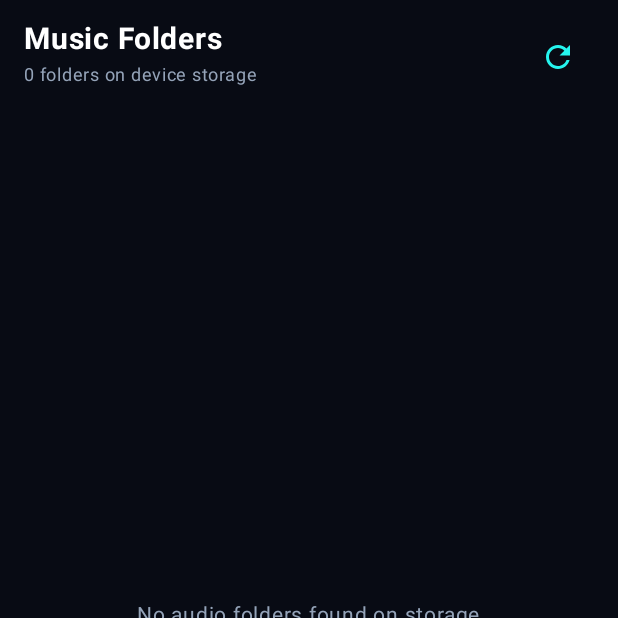
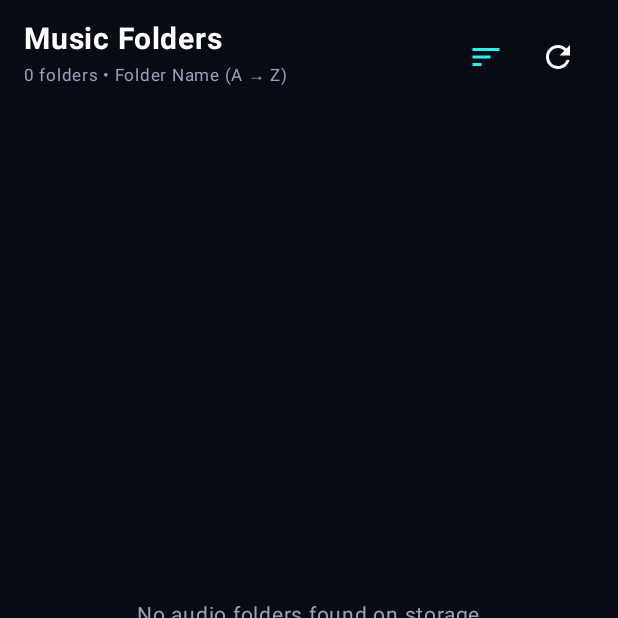
Before and after one commit to numanmohsin3-source/pulse-music-player, an Android app built with Jetpack Compose: the screen it shows after launch (MainActivity), item 2 of the bottom bar chosen, on a phone screen of 412 x 824 dp, the top half of it. Run offline under Robolectric (Android 15) with nearby library versions, the phone set to English and light mode, and no system bars; 5 statements that could not run were skipped.

Commit message:
v1.3.1: Fix NowPlaying layout cut off, tap-to-play song with 3-dot options, folder sorting, and instant auto-refresh on open

```diff
--- a/app/build.gradle.kts
+++ b/app/build.gradle.kts
@@ -12,8 +12,8 @@ android {
         applicationId = "com.pulsemusic.player"
         minSdk = 26
         targetSdk = 35
-        versionCode = 4
-        versionName = "1.3.0"
+        versionCode = 5
+        versionName = "1.3.1"
 
         testInstrumentationRunner = "androidx.test.runner.AndroidJUnitRunner"
     }
--- a/app/src/main/java/com/pulsemusic/player/MainActivity.kt
+++ b/app/src/main/java/com/pulsemusic/player/MainActivity.kt
@@ -159,7 +159,8 @@ class MainActivity : ComponentActivity() {
             DisposableEffect(lifecycleOwner, hasAudioPerm) {
                 val observer = LifecycleEventObserver { _, event ->
                     if (event == Lifecycle.Event.ON_RESUME && hasAudioPerm) {
-                        viewModel.rescanStorage(onlyRecent = true)
+                        viewModel.scanLibrary()
+                        viewModel.rescanStorage(onlyRecent = false)
                     }
                 }
                 lifecycleOwner.lifecycle.addObserver(observer)
--- a/app/src/main/java/com/pulsemusic/player/ui/screens/FoldersScreen.kt
+++ b/app/src/main/java/com/pulsemusic/player/ui/screens/FoldersScreen.kt
@@ -21,8 +21,11 @@ import androidx.compose.foundation.lazy.itemsIndexed
 import androidx.compose.foundation.lazy.rememberLazyListState
 import androidx.compose.material.icons.filled.Sort
 import com.pulsemusic.player.ui.components.AlphabetIndexerBar
+import com.pulsemusic.player.ui.components.FolderSortOrder
+import com.pulsemusic.player.ui.components.FolderSortSelectionDialog
 import com.pulsemusic.player.ui.components.SortSelectionDialog
 import com.pulsemusic.player.ui.components.TrackSortOrder
+import com.pulsemusic.player.ui.components.sortedByFolderOrder
 import com.pulsemusic.player.ui.components.sortedByOrder
 import androidx.compose.foundation.shape.RoundedCornerShape
 import androidx.compose.material.icons.Icons
@@ -82,10 +85,6 @@ fun FoldersScreen(
     onClearClipboard: () -> Unit,
     onRescanStorage: () -> Unit
 ) {
-    // Inside Folders, default tap opens the full Song Options sheet (Play / Edit / Rename / Copy / Cut / Move / Delete)
-    // and user can toggle to instant Play anytime.
-    var tapOpensMenu by remember { mutableStateOf(true) }
-
     Column(
         modifier = Modifier
             .fillMaxSize()
@@ -100,6 +99,13 @@ fun FoldersScreen(
         }
 
         if (selectedFolder == null) {
+            var folderSortOrder by remember { mutableStateOf(FolderSortOrder.NAME_AZ) }
+            var showFolderSortDialog by remember { mutableStateOf(false) }
+
+            val sortedFolders = remember(folders, folderSortOrder) {
+                folders.sortedByFolderOrder(folderSortOrder)
+            }
+
             Row(
                 modifier = Modifier
                     .fillMaxWidth()
@@ -107,7 +113,7 @@ fun FoldersScreen(
                 horizontalArrangement = Arrangement.SpaceBetween,
                 verticalAlignment = Alignment.CenterVertically
             ) {
-                Column {
+                Column(modifier = Modifier.weight(1f)) {
                     Text(
                         text = "Music Folders",
                         color = Color.White,
@@ -115,18 +121,27 @@ fun FoldersScreen(
                         fontWeight = FontWeight.Bold
                     )
                     Text(
-                        text = "${folders.size} folders on device storage",
+                        text = "${sortedFolders.size} folders • ${folderSortOrder.label}",
                         color = Color(0xFF94A3B8),
-                        fontSize = 12.sp
+                        fontSize = 11.5.sp
                     )
                 }
 
-                IconButton(onClick = onRescanStorage) {
-                    Icon(
-                        imageVector = Icons.Default.Refresh,
-                        contentDescription = "Rescan Storage",
-                        tint = PulseCyan
-                    )
+                Row(verticalAlignment = Alignment.CenterVertically) {
+                    IconButton(onClick = { showFolderSortDialog = true }) {
+                        Icon(
+                            imageVector = Icons.Default.Sort,
+                            contentDescription = "Sort Folders",
+                            tint = PulseCyan
+                        )
+                    }
+                    IconButton(onClick = onRescanStorage) {
+                        Icon(
+                            imageVector = Icons.Default.Refresh,
+                            contentDescription = "Rescan Storage",
+                            tint = Color.White
+                        )
+                    }
                 }
             }
 
@@ -139,7 +154,7 @@ fun FoldersScreen(
                 )
             }
 
-            if (folders.isEmpty() && !isScanning) {
+            if (sortedFolders.isEmpty() && !isScanning) {
                 Box(
                     modifier = Modifier.fillMaxSize(),
                     contentAlignment = Alignment.Center
@@ -156,13 +171,21 @@ fun FoldersScreen(
                     contentPadding = PaddingValues(start = 14.dp, end = 14.dp, bottom = 92.dp),
                     verticalArrangement = Arrangement.spacedBy(8.dp)
                 ) {
-                    items(folders, key = { it.folderPath }) { folder ->
+                    items(sortedFolders, key = { it.folderPath }) { folder ->
                         FolderRowCard(
                             folder = folder,
                             onClick = { onSelectFolder(folder) }
                         )
                     }
                 }
+            }
+
+            if (showFolderSortDialog) {
+                FolderSortSelectionDialog(
+                    currentOrder = folderSortOrder,
+                    onSelectOrder = { folderSortOrder = it },
+                    onDismiss = { showFolderSortDialog = false }
+                )
             }
         } else {
             // Inside a selected folder
@@ -213,17 +236,6 @@ fun FoldersScreen(
                         tint = PulseCyan
                     )
                 }
-
-                FilterChip(
-                    selected = tapOpensMenu,
-                    onClick = { tapOpensMenu = !tapOpensMenu },
-                    label = {
-                        Text(
-                            text = if (tapOpensMenu) "Menu" else "Play",
-                            fontSize = 11.sp
-                        )
-                    }
-                )
             }
 
             if (clipboard != null) {
@@ -280,13 +292,7 @@ fun FoldersScreen(
                             loadAlbumArt = loadAlbumArt,
                             onToggleFavorite = { onToggleFavorite(track.id) },
                             onMoreOptions = { onOpenSongOptions(track) },
-                            onClick = {
-                                if (tapOpensMenu) {
-                                    onOpenSongOptions(track)
-                                } else {
-                                    onPlayTracks(sortedTracks, index)
-                                }
-                            }
+                            onClick = { onPlayTracks(sortedTracks, index) }
                         )
                     }
                 }
```
Also changed, not shown: app/src/main/java/com/pulsemusic/player/ui/components/AlphabetFastScroll.kt (+74 -0 lines), app/src/main/java/com/pulsemusic/player/ui/components/NowPlayingSheet.kt (+25 -11 lines).
